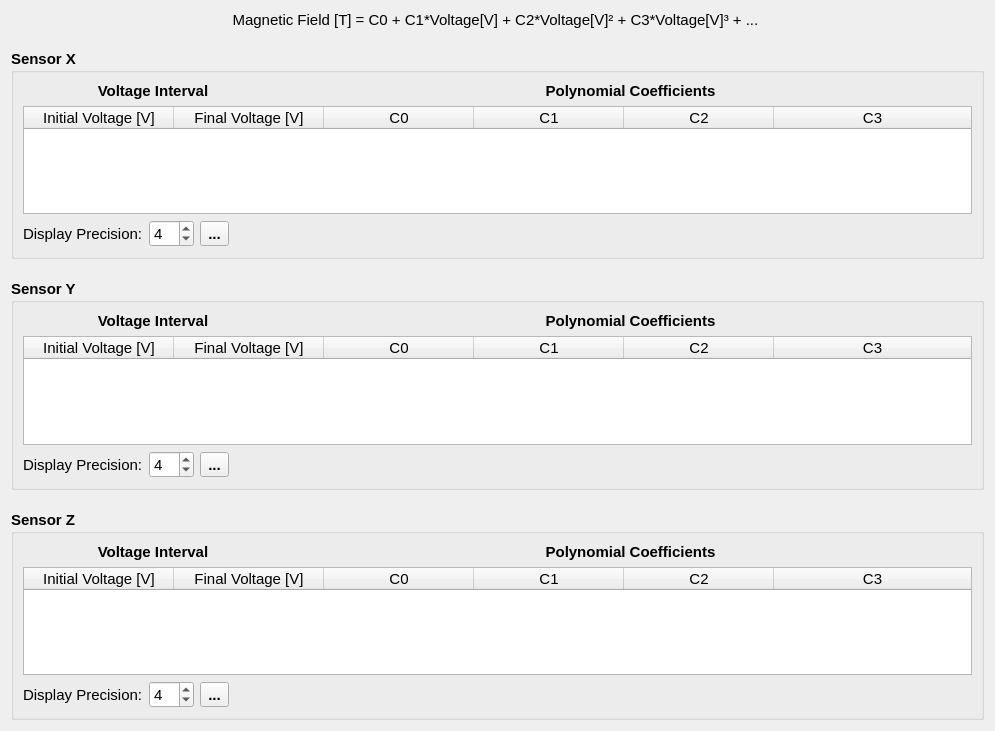
Qt form hallbench/gui/ui/polynomialtabledialog.ui (lnls-ima/hall-bench-control) before a commit.
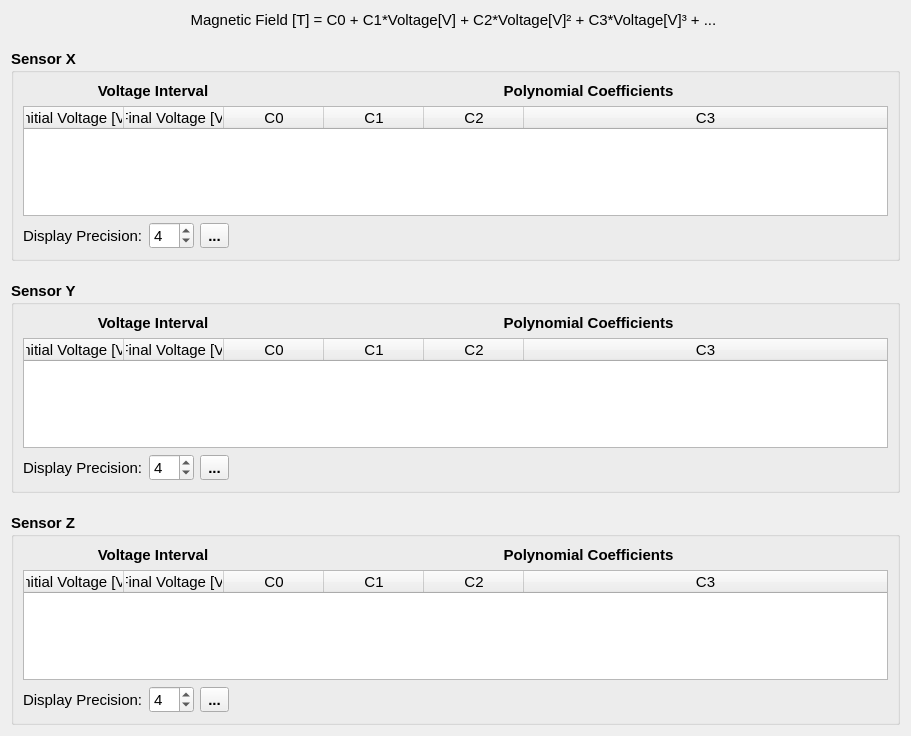
The same form after that commit. Icons and pictures are not drawn.

```diff
--- a/hallbench/gui/ui/polynomialtabledialog.ui
+++ b/hallbench/gui/ui/polynomialtabledialog.ui
@@ -6,8 +6,8 @@
    <rect>
     <x>0</x>
     <y>0</y>
-    <width>995</width>
-    <height>731</height>
+    <width>911</width>
+    <height>736</height>
    </rect>
   </property>
   <property name="font">
@@ -88,10 +88,10 @@
          <set>QAbstractItemView::NoEditTriggers</set>
         </property>
         <attribute name="horizontalHeaderDefaultSectionSize">
-         <number>150</number>
+         <number>100</number>
         </attribute>
         <attribute name="horizontalHeaderMinimumSectionSize">
-         <number>150</number>
+         <number>100</number>
         </attribute>
         <attribute name="horizontalHeaderStretchLastSection">
          <bool>true</bool>
@@ -260,10 +260,10 @@
          <set>QAbstractItemView::NoEditTriggers</set>
         </property>
         <attribute name="horizontalHeaderDefaultSectionSize">
-         <number>150</number>
+         <number>100</number>
         </attribute>
         <attribute name="horizontalHeaderMinimumSectionSize">
-         <number>150</number>
+         <number>100</number>
         </attribute>
         <attribute name="horizontalHeaderStretchLastSection">
          <bool>true</bool>
@@ -432,10 +432,10 @@
          <set>QAbstractItemView::NoEditTriggers</set>
         </property>
         <attribute name="horizontalHeaderDefaultSectionSize">
-         <number>150</number>
+         <number>100</number>
         </attribute>
         <attribute name="horizontalHeaderMinimumSectionSize">
-         <number>150</number>
+         <number>100</number>
         </attribute>
         <attribute name="horizontalHeaderStretchLastSection">
          <bool>true</bool>
```
